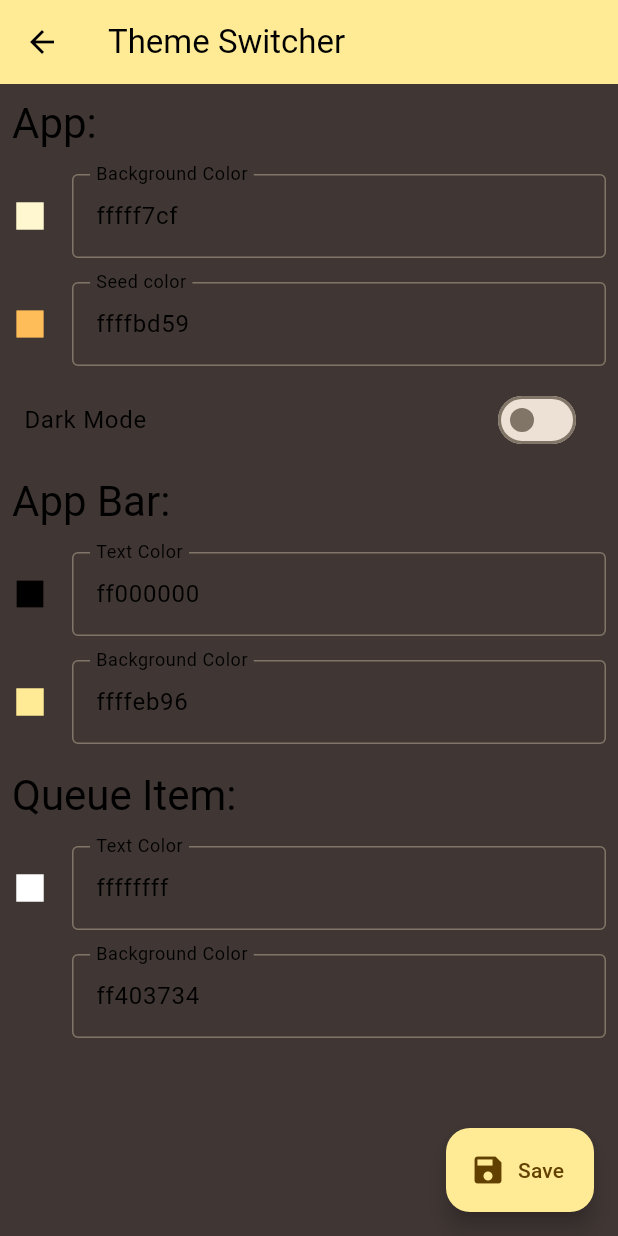
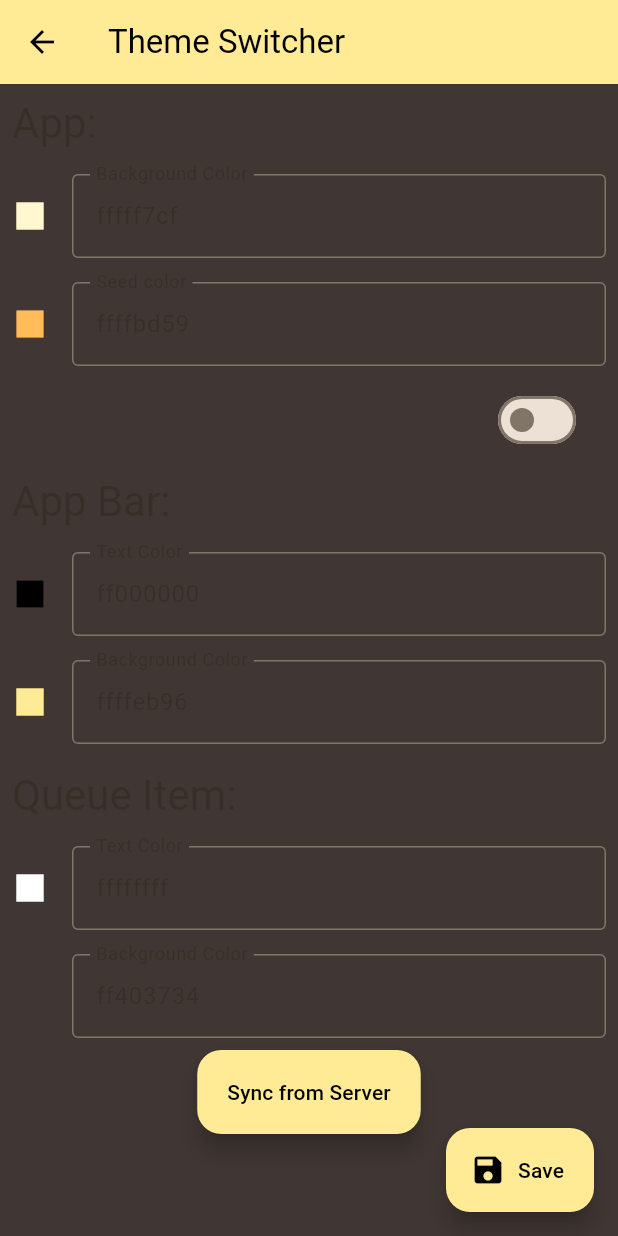
Before and after one commit to jcmsj/lineup_guru_workspace, a Flutter app: the ThemeSwitcherScreen screen opened by its route, on a phone screen of 412 x 824 dp. Run offline on Flutter 3.47's test engine with Material 2 defaults, Android fonts, the phone set to English and light mode, and no system bars; our stand-ins replace circle_nav_bar, fluttertoast, qr_flutter; missing offline and left inert: qr_code_scanner; network calls fail.

Commit message:
Improve theming

```diff
--- a/client/lib/main.dart
+++ b/client/lib/main.dart
@@ -82,6 +82,7 @@ class _BottomNavBarState extends State<BottomNavBar>
   @override
   void initState() {
     super.initState();
+    AppThemeNotifier.of(context).fetch(context);
     pageController = PageController(initialPage: _tabIndex);
   }
 
--- a/client_admin/lib/add_queue.dart
+++ b/client_admin/lib/add_queue.dart
@@ -29,7 +29,11 @@ class AddQueueBtn extends StatelessWidget {
           });
         });
       },
-      child: const Icon(Icons.add),
+      backgroundColor: Theme.of(context).colorScheme.surfaceVariant,
+      child: Icon(
+        Icons.add,
+        color: Theme.of(context).colorScheme.onSurfaceVariant,
+      ),
     );
   }
 }
--- a/client_admin/lib/main.dart
+++ b/client_admin/lib/main.dart
@@ -89,6 +89,7 @@ class _BottomNavBarState extends State<BottomNavBar>
   @override
   void initState() {
     super.initState();
+    AppThemeNotifier.of(context).fetch(context);
     pageController = PageController(initialPage: _tabIndex);
   }
 
--- a/client_admin/lib/qr_screen.dart
+++ b/client_admin/lib/qr_screen.dart
@@ -68,7 +68,7 @@ class QRServerScreen extends StatelessWidget {
               Text(
                 model.serverUrl,
                 style: Theme.of(context).textTheme.bodyLarge!.copyWith(
-                      color: Theme.of(context).colorScheme.onSurfaceVariant,
+                      color: Theme.of(context).colorScheme.surface,
                     ),
               ),
             ],
--- a/shared/lib/server_url_notifier.dart
+++ b/shared/lib/server_url_notifier.dart
@@ -10,12 +10,15 @@ class ServerUrlNotifier extends ChangeNotifier {
   String get serverUrl => _serverUrl;
 
   set serverUrl(String url) {
-    _serverUrl = url;
+    //Important: Strip trailing slash
+    _serverUrl = url.replaceAll(RegExp("/\$"), "");
     notifyListeners();
   }
 
   Future<void> tryCandidate(String serverCandidate) async {
     log("pinging $serverCandidate");
+    // strip the trailing slash
+    serverCandidate = serverCandidate.replaceAll(RegExp("/\$"), "");
     final uri = Uri.parse(serverCandidate);
     final response = await http.get(Uri.parse("$uri/ping"));
     if (response.body == "pong") {
--- a/shared/lib/server_url_widget.dart
+++ b/shared/lib/server_url_widget.dart
@@ -43,7 +43,7 @@ class _ServerUrlState extends State<ServerUrlWidget> {
   void didChangeDependencies() {
     textFieldCtl.text = Provider.of<ServerUrlNotifier>(
       context,
-      listen: true, // Be sure to listen
+      listen: false, // Be sure to listen
     ).serverUrl;
     super.didChangeDependencies();
   }
--- a/shared/lib/theme_switcher_screen.dart
+++ b/shared/lib/theme_switcher_screen.dart
@@ -105,7 +105,7 @@ class AppTheme {
 
   // Create a fetch and submit method for the AppTheme
   Future<http.Response> submit(String url) {
-    print(jsonEncode(toJson()));
+    // print(jsonEncode(toJson()));
 
     return http.post(
       Uri.parse("$url/theme"),
@@ -183,6 +183,10 @@ class AppThemeNotifier extends ChangeNotifier {
     }
   }
 
+  static AppThemeNotifier of(BuildContext context, {bool listen = false}) {
+    return Provider.of<AppThemeNotifier>(context, listen: listen);
+  }
+
   void snap() {
     snapshot = theme.copyWith();
   }
@@ -247,6 +251,15 @@ class _AppThemeEditorState extends State<AppThemeEditor> {
   @override
   void initState() {
     super.initState();
+    // sync when ServerUrl changes
+    // Provider.of<ServerUrlNotifier>(
+    //   context,
+    //   listen: false,
+    // ).addListener(fetchAndSync);
+    sync();
+  }
+
+  void sync() {
     final theme = widget.themeNotifier.theme;
     _seedController = TextEditingController(text: theme.seed.toRadixString(16));
     _appBgController = TextEditingController(
@@ -259,6 +272,12 @@ class _AppThemeEditorState extends State<AppThemeEditor> {
         text: theme.queueItem.foreground.value.toRadixString(16));
     _queueItemBgController = TextEditingController(
         text: theme.queueItem.background.value.toRadixString(16));
+  }
+
+  void fetchAndSync() {
+    widget.themeNotifier.fetch(context).then((value) {
+      sync();
+    });
   }
 
   @override
@@ -281,10 +300,8 @@ class _AppThemeEditorState extends State<AppThemeEditor> {
           controller: _appBgController,
           label: "Background Color",
           onChange: (color) {
-            widget.themeNotifier.theme = widget.themeNotifier.theme.copyWith(
-                appBackground: color,
-                appBar: widget.themeNotifier.theme.appBar
-                    .copyWith(background: color));
+            widget.themeNotifier.theme =
+                widget.themeNotifier.theme.copyWith(appBackground: color);
           },
         ),
         ColorField(
@@ -296,7 +313,7 @@ class _AppThemeEditorState extends State<AppThemeEditor> {
         SwitchListTile(
           title: Text('Dark Mode',
               style: TextStyle(
-                color: Theme.of(context).colorScheme.onSurfaceVariant,
+                color: Theme.of(context).colorScheme.surface,
               )),
           value: Brightness.dark == widget.themeNotifier.theme.brightness,
           onChanged: (value) {
@@ -340,6 +357,15 @@ class _AppThemeEditorState extends State<AppThemeEditor> {
                 queueItem: widget.themeNotifier.theme.queueItem
                     .copyWith(background: color));
           },
+        ),
+
+        // Add a button to fetch server's theme
+        FloatingActionButton.extended(
+          onPressed: fetchAndSync,
+          label: Text("Sync from Server",
+              style: TextStyle(
+                  color: Theme.of(context).colorScheme.onSurfaceVariant)),
+          backgroundColor: Theme.of(context).colorScheme.surfaceVariant,
         )
       ],
     );
@@ -353,7 +379,7 @@ class _AppThemeEditorState extends State<AppThemeEditor> {
           Text(
             title,
             style: Theme.of(context).textTheme.headlineMedium!.copyWith(
-                  color: Theme.of(context).colorScheme.onSurfaceVariant,
+                  color: Theme.of(context).colorScheme.inverseSurface,
                 ),
           ),
         ],
@@ -382,7 +408,7 @@ class ColorField extends StatelessWidget {
       child: TextField(
         controller: controller,
         style: TextStyle(
-          color: Theme.of(context).colorScheme.onSurfaceVariant,
+          color: Theme.of(context).colorScheme.inverseSurface,
         ),
         decoration: InputDecoration(
           icon: Icon(
@@ -392,6 +418,9 @@ class ColorField extends StatelessWidget {
             ),
           ),
           labelText: label,
+          labelStyle: TextStyle(
+            color: Theme.of(context).colorScheme.inverseSurface,
+          ),
           focusColor: Theme.of(context).colorScheme.surfaceVariant,
           border: const OutlineInputBorder(),
         ),
@@ -417,11 +446,19 @@ class ThemeSwitcherScreen extends StatelessWidget {
         backgroundColor: Theme.of(context).colorScheme.surfaceVariant,
       ),
       floatingActionButton: FloatingActionButton.extended(
-        icon: const Icon(Icons.save),
+        icon: Icon(
+          Icons.save,
+          color: Theme.of(context).colorScheme.onSurfaceVariant,
+        ),
         onPressed: () {
           Provider.of<AppThemeNotifier>(context, listen: false).submit(context);
         },
-        label: const Text("Save"),
+        label: Text(
+          "Save",
+          style: TextStyle(
+            color: Theme.of(context).colorScheme.onSurfaceVariant,
+          ),
+        ),
         backgroundColor: Theme.of(context).colorScheme.surfaceVariant,
       ),
       body: Center(
```
Also changed, not shown: client/lib/q_r_view_example.dart (+6 -2 lines), client/lib/second_route.dart (+13 -10 lines), client/lib/settings_page.dart (+25 -5 lines), client_admin/lib/edit_queue.dart (+16 -9 lines), shared/lib/page_title_widget.dart (+6 -1 lines).
